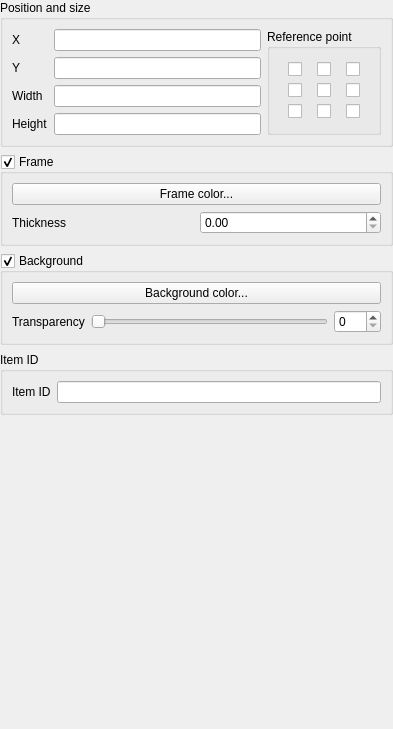
carsmie/QGIS, file src/ui/qgscomposeritemwidgetbase.ui: the form before one commit.
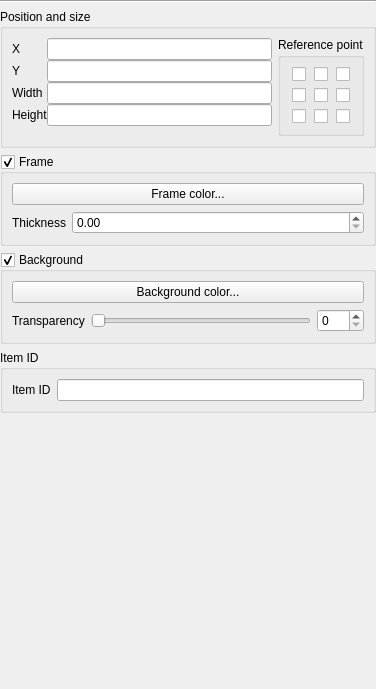
The form after the commit. Custom widgets are drawn as their Qt base class.

```diff
--- a/src/ui/qgscomposeritemwidgetbase.ui
+++ b/src/ui/qgscomposeritemwidgetbase.ui
@@ -6,28 +6,26 @@
    <rect>
     <x>0</x>
     <y>0</y>
-    <width>393</width>
-    <height>729</height>
+    <width>376</width>
+    <height>689</height>
    </rect>
   </property>
   <property name="windowTitle">
    <string>Global Options</string>
   </property>
   <layout class="QVBoxLayout" name="verticalLayout_2">
-   <property name="spacing">
-    <number>7</number>
-   </property>
    <property name="margin">
     <number>0</number>
    </property>
+   <item>
+    <widget class="Line" name="line">
+     <property name="orientation">
+      <enum>Qt::Horizontal</enum>
+     </property>
+    </widget>
+   </item>
    <item>
     <widget class="QgsCollapsibleGroupBoxBasic" name="mGeneralOptionsGroupBox">
-     <property name="sizePolicy">
-      <sizepolicy hsizetype="Preferred" vsizetype="Maximum">
-       <horstretch>0</horstretch>
-       <verstretch>0</verstretch>
-      </sizepolicy>
-     </property>
      <property name="title">
       <string>Position and size</string>
      </property>
@@ -39,59 +37,12 @@
      </property>
      <layout class="QVBoxLayout" name="verticalLayout">
       <item>
-       <layout class="QHBoxLayout" name="horizontalLayout_6">
-        <item>
-         <layout class="QFormLayout" name="formLayout">
-          <property name="fieldGrowthPolicy">
-           <enum>QFormLayout::AllNonFixedFieldsGrow</enum>
-          </property>
-          <item row="0" column="0">
-           <widget class="QLabel" name="mXLabel">
-            <property name="text">
-             <string>X</string>
-            </property>
-           </widget>
-          </item>
-          <item row="0" column="1">
-           <widget class="QLineEdit" name="mXLineEdit"/>
-          </item>
-          <item row="1" column="0">
-           <widget class="QLabel" name="mYLabel">
-            <property name="text">
-             <string>Y</string>
-            </property>
-           </widget>
-          </item>
-          <item row="1" column="1">
-           <widget class="QLineEdit" name="mYLineEdit"/>
-          </item>
-          <item row="2" column="0">
-           <widget class="QLabel" name="mWidthLabel">
-            <property name="text">
-             <string>Width</string>
-            </property>
-           </widget>
-          </item>
-          <item row="2" column="1">
-           <widget class="QLineEdit" name="mWidthLineEdit"/>
-          </item>
-          <item row="3" column="0">
-           <widget class="QLabel" name="mHeightLabel">
-            <property name="text">
-             <string>Height</string>
-            </property>
-           </widget>
-          </item>
-          <item row="3" column="1">
-           <widget class="QLineEdit" name="mHeightLineEdit"/>
-          </item>
-         </layout>
-        </item>
-        <item>
+       <layout class="QGridLayout" name="gridLayout_2">
+        <property name="verticalSpacing">
+         <number>0</number>
+        </property>
+        <item row="1" column="1">
          <widget class="QGroupBox" name="mReferencePointGroupBox">
-          <property name="title">
-           <string>Reference point</string>
-          </property>
           <layout class="QVBoxLayout" name="verticalLayout_5">
            <item>
             <layout class="QGridLayout" name="gridLayout">
@@ -217,6 +168,60 @@
           </layout>
          </widget>
         </item>
+        <item row="0" column="1">
+         <widget class="QLabel" name="label_2">
+          <property name="text">
+           <string>Reference point</string>
+          </property>
+         </widget>
+        </item>
+        <item row="0" column="0" rowspan="2">
+         <layout class="QFormLayout" name="formLayout">
+          <property name="fieldGrowthPolicy">
+           <enum>QFormLayout::AllNonFixedFieldsGrow</enum>
+          </property>
+          <item row="0" column="0">
+           <widget class="QLabel" name="mXLabel">
+            <property name="text">
+             <string>X</string>
+            </property>
+           </widget>
+          </item>
+          <item row="0" column="1">
+           <widget class="QLineEdit" name="mXLineEdit"/>
+          </item>
+          <item row="1" column="0">
+           <widget class="QLabel" name="mYLabel">
+            <property name="text">
+             <string>Y</string>
+            </property>
+           </widget>
+          </item>
+          <item row="1" column="1">
+           <widget class="QLineEdit" name="mYLineEdit"/>
+          </item>
+          <item row="2" column="0">
+           <widget class="QLabel" name="mWidthLabel">
+            <property name="text">
+             <string>Width</string>
+            </property>
+           </widget>
+          </item>
+          <item row="2" column="1">
+           <widget class="QLineEdit" name="mWidthLineEdit"/>
+          </item>
+          <item row="3" column="0">
+           <widget class="QLabel" name="mHeightLabel">
+            <property name="text">
+             <string>Height</string>
+            </property>
+           </widget>
+          </item>
+          <item row="3" column="1">
+           <widget class="QLineEdit" name="mHeightLineEdit"/>
+          </item>
+         </layout>
+        </item>
        </layout>
       </item>
      </layout>
@@ -224,12 +229,6 @@
    </item>
    <item>
     <widget class="QgsCollapsibleGroupBoxBasic" name="mFrameGroupBox">
-     <property name="sizePolicy">
-      <sizepolicy hsizetype="Preferred" vsizetype="Maximum">
-       <horstretch>0</horstretch>
-       <verstretch>0</verstretch>
-      </sizepolicy>
-     </property>
      <property name="title">
       <string>Frame</string>
      </property>
@@ -251,8 +250,11 @@
        </widget>
       </item>
       <item>
-       <layout class="QHBoxLayout" name="horizontalLayout">
-        <item>
+       <layout class="QFormLayout" name="formLayout_3">
+        <property name="fieldGrowthPolicy">
+         <enum>QFormLayout::AllNonFixedFieldsGrow</enum>
+        </property>
+        <item row="0" column="0">
          <widget class="QLabel" name="mOutlineWidthLabel">
           <property name="text">
            <string>Thickness</string>
@@ -265,7 +267,7 @@
           </property>
          </widget>
         </item>
-        <item>
+        <item row="0" column="1">
          <widget class="QDoubleSpinBox" name="mOutlineWidthSpinBox"/>
         </item>
        </layout>
@@ -275,12 +277,6 @@
    </item>
    <item>
     <widget class="QgsCollapsibleGroupBoxBasic" name="mBackgroundGroupBox">
-     <property name="sizePolicy">
-      <sizepolicy hsizetype="Preferred" vsizetype="Maximum">
-       <horstretch>0</horstretch>
-       <verstretch>0</verstretch>
-      </sizepolicy>
-     </property>
      <property name="title">
       <string>Background</string>
      </property>
@@ -346,12 +342,6 @@
    </item>
    <item>
     <widget class="QgsCollapsibleGroupBoxBasic" name="groupBox">
-     <property name="sizePolicy">
-      <sizepolicy hsizetype="Preferred" vsizetype="Maximum">
-       <horstretch>0</horstretch>
-       <verstretch>0</verstretch>
-      </sizepolicy>
-     </property>
      <property name="title">
       <string>Item ID</string>
      </property>
@@ -362,6 +352,12 @@
       <bool>true</bool>
      </property>
      <layout class="QFormLayout" name="formLayout_2">
+      <property name="fieldGrowthPolicy">
+       <enum>QFormLayout::AllNonFixedFieldsGrow</enum>
+      </property>
+      <property name="labelAlignment">
+       <set>Qt::AlignLeading|Qt::AlignLeft|Qt::AlignVCenter</set>
+      </property>
       <item row="0" column="0">
        <widget class="QLabel" name="mIdLabel">
         <property name="text">
```
Left out of the diff: 16 changed lines with no effect on the pictures.
